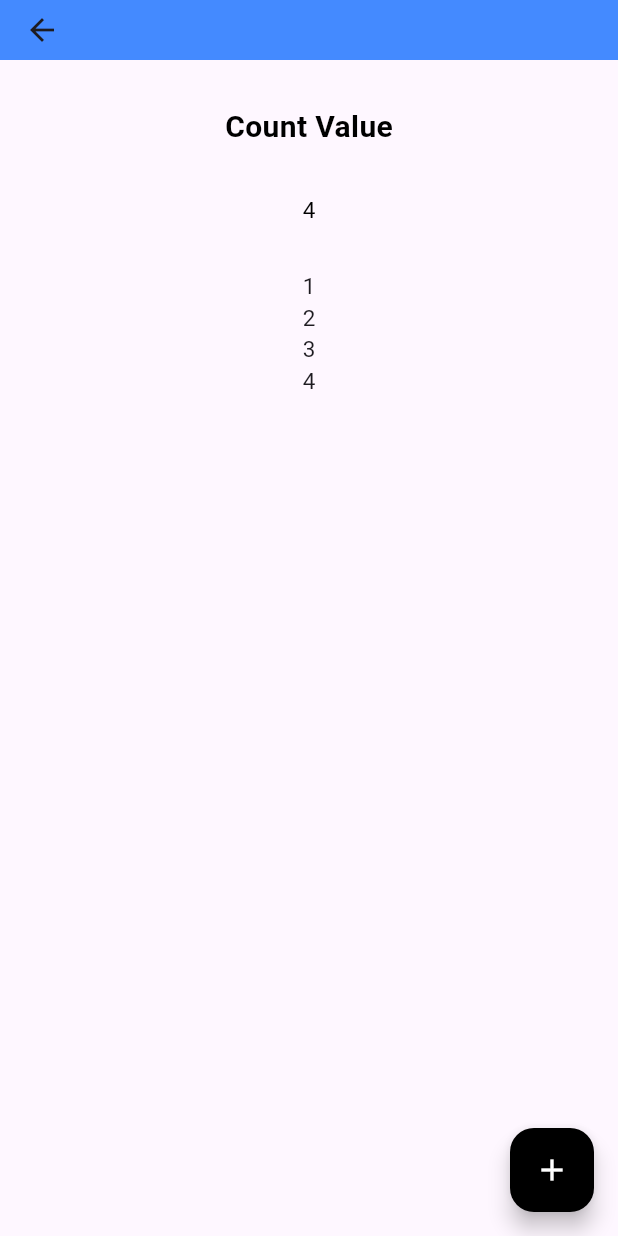
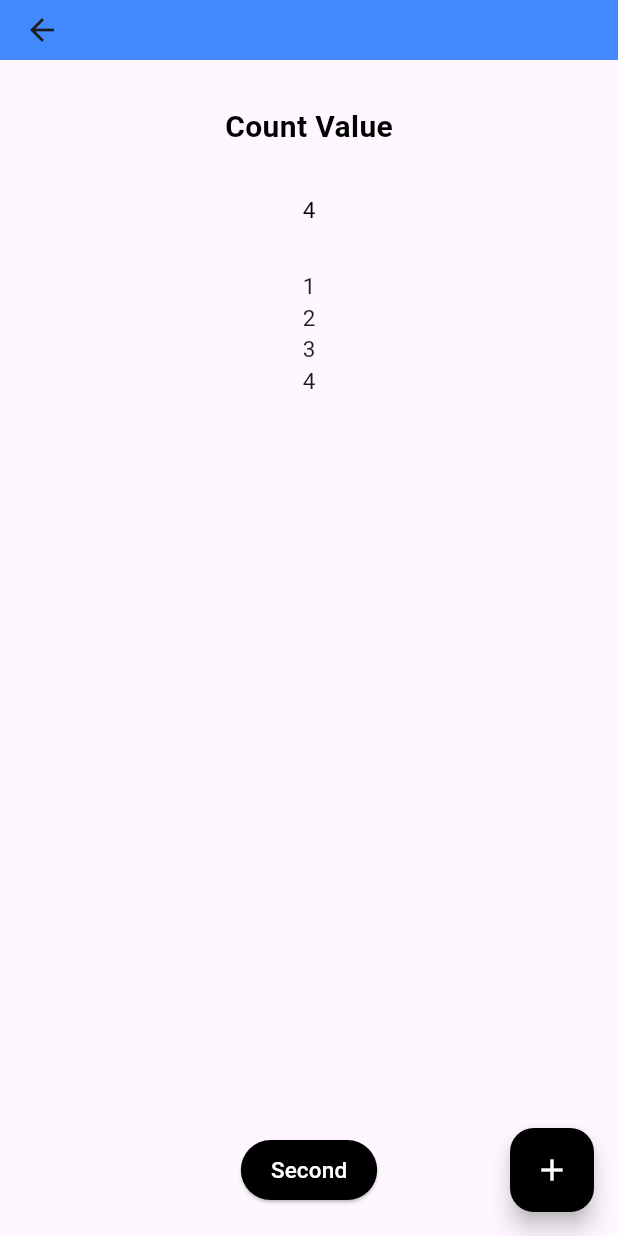
Before and after one commit to sai1505/dartPractice, a Flutter app: the Home screen opened directly, after a tap on the "add" icon, on a phone screen of 412 x 824 dp. Run offline on Flutter 3.47's test engine with Material 3 defaults, Android fonts, the phone set to English and light mode, and no system bars; our stand-ins replace flutter_svg.

Commit message:
Learnt about Provider.

```diff
--- a/lib/Widgets/home.dart
+++ b/lib/Widgets/home.dart
@@ -1,4 +1,7 @@
 import 'package:flutter/material.dart';
+import 'package:provider/provider.dart';
+import 'package:sample/Widgets/list_provider.dart';
+import 'package:sample/Widgets/second.dart';
 
 class Home extends StatefulWidget {
   const Home({super.key});
@@ -8,16 +11,13 @@ class Home extends StatefulWidget {
 }
 
 class _HomeState extends State<Home> {
-  List<int> numbers = [1, 2, 3];
   @override
   Widget build(BuildContext context) {
-    return Scaffold(
+    return Consumer<NumbersListProvider>(
+      builder: (context, numberProviderModel, child) => Scaffold(
         floatingActionButton: FloatingActionButton(
           onPressed: () {
-          int last = numbers.last;
-          setState(() {
-            numbers.add(last + 1);
-          });
+            numberProviderModel.add();
           },
           backgroundColor: Colors.black,
           child: Icon(
@@ -29,9 +29,7 @@ class _HomeState extends State<Home> {
           backgroundColor: Colors.blueAccent,
           toolbarHeight: 40,
         ),
-      body: Container(
-        decoration: BoxDecoration(borderRadius: BorderRadius.circular(10)),
-        child: Center(
+        body: Center(
           child: Column(
             mainAxisSize: MainAxisSize.min,
             children: [
@@ -50,7 +48,7 @@ class _HomeState extends State<Home> {
                 height: 30,
               ),
               Text(
-                numbers.last.toString(),
+                numberProviderModel.numbers.last.toString(),
                 style: TextStyle(fontSize: 15, color: Colors.black),
               ),
               SizedBox(
@@ -58,15 +56,42 @@ class _HomeState extends State<Home> {
               ),
               Expanded(
                 child: ListView.builder(
-                  itemCount: numbers.length,
+                  itemCount: numberProviderModel.numbers.length,
                   itemBuilder: (context, index) {
                     return Center(
                       child: Text(
-                        numbers[index].toString(),
+                        numberProviderModel.numbers[index].toString(),
                         style: TextStyle(fontSize: 15),
                       ),
                     );
                   },
+                ),
+              ),
+              SizedBox(
+                height: 10,
+              ),
+              Padding(
+                padding: EdgeInsetsGeometry.only(bottom: 20),
+                child: ElevatedButton(
+                  style: ButtonStyle(
+                    backgroundColor: WidgetStatePropertyAll(Colors.black),
+                    padding: WidgetStatePropertyAll(
+                      EdgeInsets.symmetric(horizontal: 20),
+                    ),
+                  ),
+                  onPressed: () => {
+                    Navigator.push(
+                      context,
+                      MaterialPageRoute(builder: (context) => Second()),
+                    ),
+                  },
+                  child: Text(
+                    "Second",
+                    style: TextStyle(
+                      color: Colors.white,
+                      fontSize: 15,
+                    ),
+                  ),
                 ),
               ),
             ],
--- a/lib/Widgets/list_provider.dart
+++ b/lib/Widgets/list_provider.dart
@@ -0,0 +1,10 @@
+import 'package:flutter/material.dart';
+
+class NumbersListProvider extends ChangeNotifier {
+  List<int> numbers = [1, 2, 3];
+  void add() {
+    int last = numbers.last;
+    numbers.add(last + 1);
+    notifyListeners();
+  }
+}
```
Also changed, not shown: lib/Widgets/second.dart (+31 -9 lines), lib/main.dart (+10 -3 lines). Lines whose indentation alone changed are shown as unchanged.
